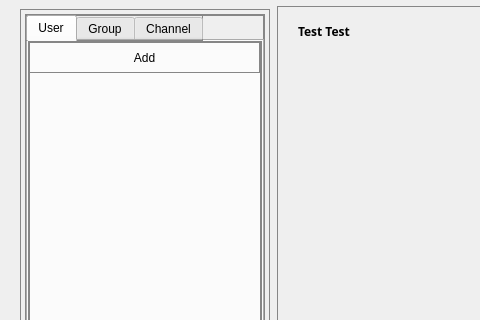
Before: the Qt Designer form homepage.ui in sanazshokrzadeh/Messanger_throw_10, drawn with Qt 5; both pictures show x 0 to 480 and y 0 to 320 of the 970 by 679 pixel window.
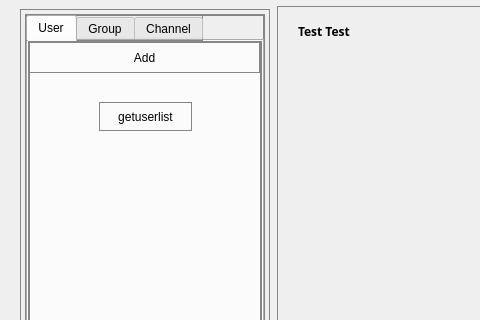
After: the same form once the commit is applied. Icons and pictures are not drawn.

Commit message: getuserlist handled

What changed in the file:
```diff
--- a/homepage.ui
+++ b/homepage.ui
@@ -138,6 +138,19 @@
              </property>
             </widget>
            </widget>
+           <widget class="QPushButton" name="pushButton_getuserlist_on_homepage">
+            <property name="geometry">
+             <rect>
+              <x>70</x>
+              <y>60</y>
+              <width>93</width>
+              <height>29</height>
+             </rect>
+            </property>
+            <property name="text">
+             <string>getuserlist</string>
+            </property>
+           </widget>
           </widget>
           <widget class="QWidget" name="tab_3">
            <attribute name="title">
```
Left out of the diff: 12 changed lines with no effect on the pictures. The commit also changes 4 other files.
